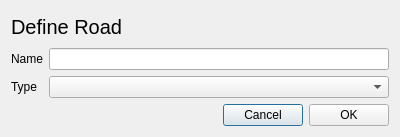
Before: the Qt Designer form bnbnav-frontend/newroaddialog.ui in vicr123/bnbnav, drawn with Qt 5.
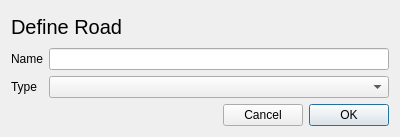
After: the same form once the commit is applied.

Diff of the .ui file:
```diff
--- a/bnbnav-frontend/newroaddialog.ui
+++ b/bnbnav-frontend/newroaddialog.ui
@@ -60,6 +60,9 @@
        <property name="text">
         <string>OK</string>
        </property>
+       <property name="default">
+        <bool>true</bool>
+       </property>
       </widget>
      </item>
     </layout>
```
